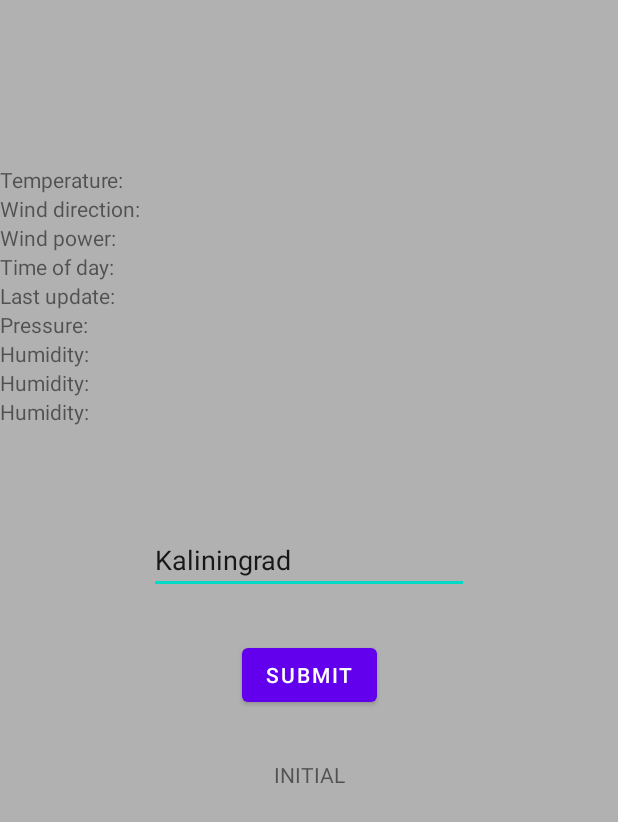
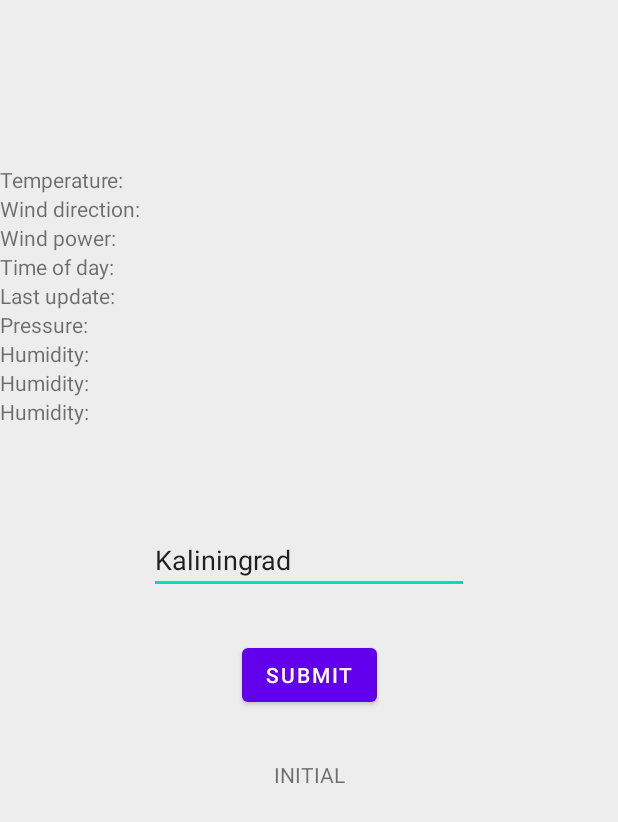
Before and after one commit to Lampotrias/SeeWeather, an Android app: the screen it shows after launch (WeatherActivity), on a phone screen of 412 x 824 dp. Shown: the top 822 px of the screen. Run offline under Robolectric (Android 15) with nearby library versions, the phone set to English and light mode, and no system bars; our stand-ins replace Dagger/Hilt's generated code, Room's generated code; libraries missing offline, so code that uses them is left out: com.facebook.drawee; plain views replace SimpleDraweeView; pictures from the network do not load; 2 statements that could not run were skipped.

Commit message:
Изменил цвет background

```diff
--- a/app/src/main/res/layout/main_screen_fragment.xml
+++ b/app/src/main/res/layout/main_screen_fragment.xml
@@ -5,7 +5,7 @@
 	xmlns:tools="http://schemas.android.com/tools"
 	android:layout_width="match_parent"
 	android:layout_height="match_parent"
-	android:background="#B1B1B1"
+	android:background="#EDEDED"
 	>
 
 	<com.facebook.drawee.view.SimpleDraweeView
```
